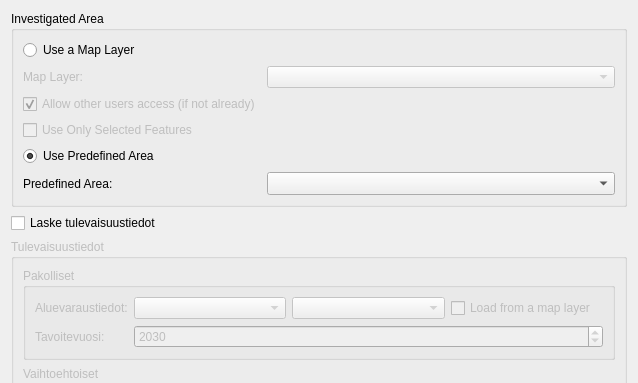
Above: ui/ykr_tool_main.ui from ernoma/assesclimateimpact before the change; both pictures show x 0 to 638 and y 0 to 383 of the 638 by 849 pixel window. Below: the same form after it.
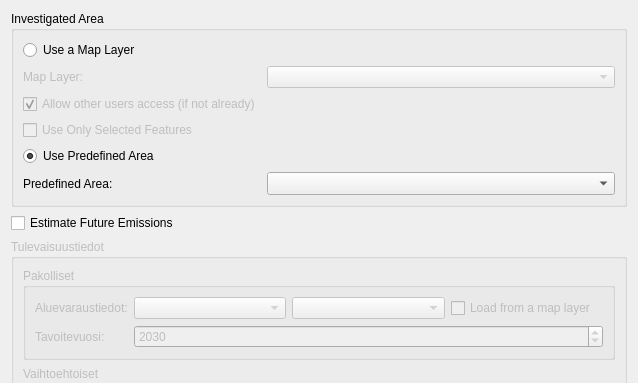
That is the form after the change. Custom widgets are drawn as their Qt base class.

Commit message: Allow user to do basic future estimation calculation

The edit to the form file:
```diff
--- a/ui/ykr_tool_main.ui
+++ b/ui/ykr_tool_main.ui
@@ -152,7 +152,7 @@
         <string>Laske tulevaisuusskenaario</string>
        </property>
        <property name="text">
-        <string>Laske tulevaisuustiedot</string>
+        <string>Estimate Future Emissions</string>
        </property>
        <property name="checkable">
         <bool>true</bool>
```
Left out of the diff: 8 changed lines with no effect on the pictures. The commit also changes 2 other files.
